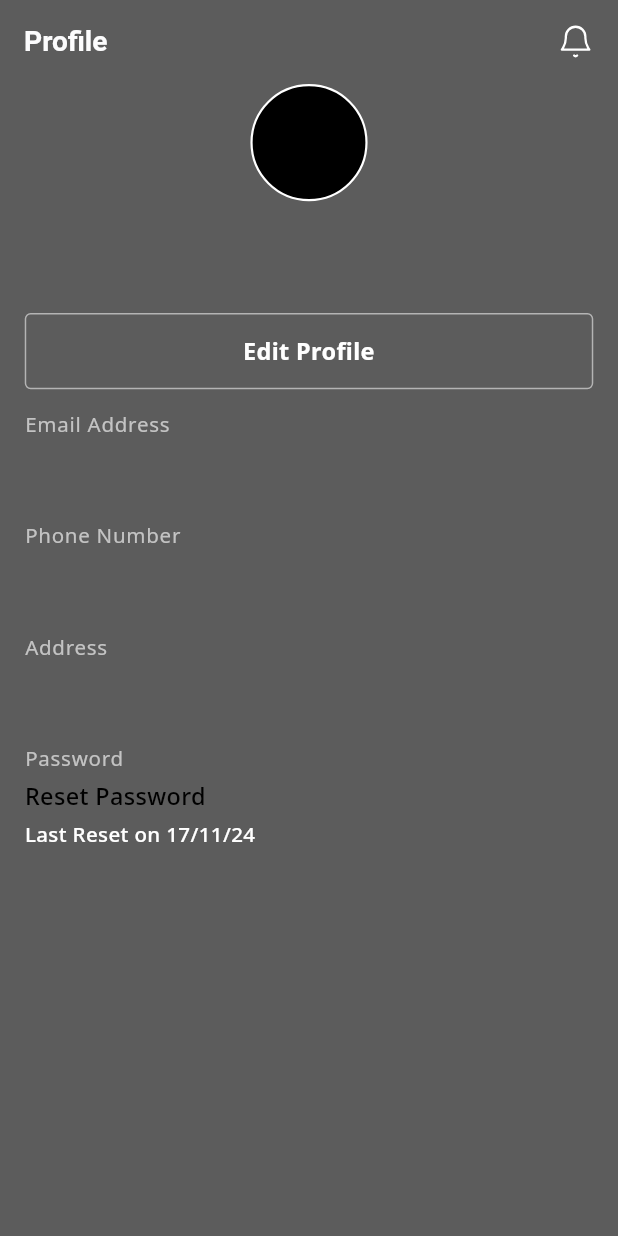
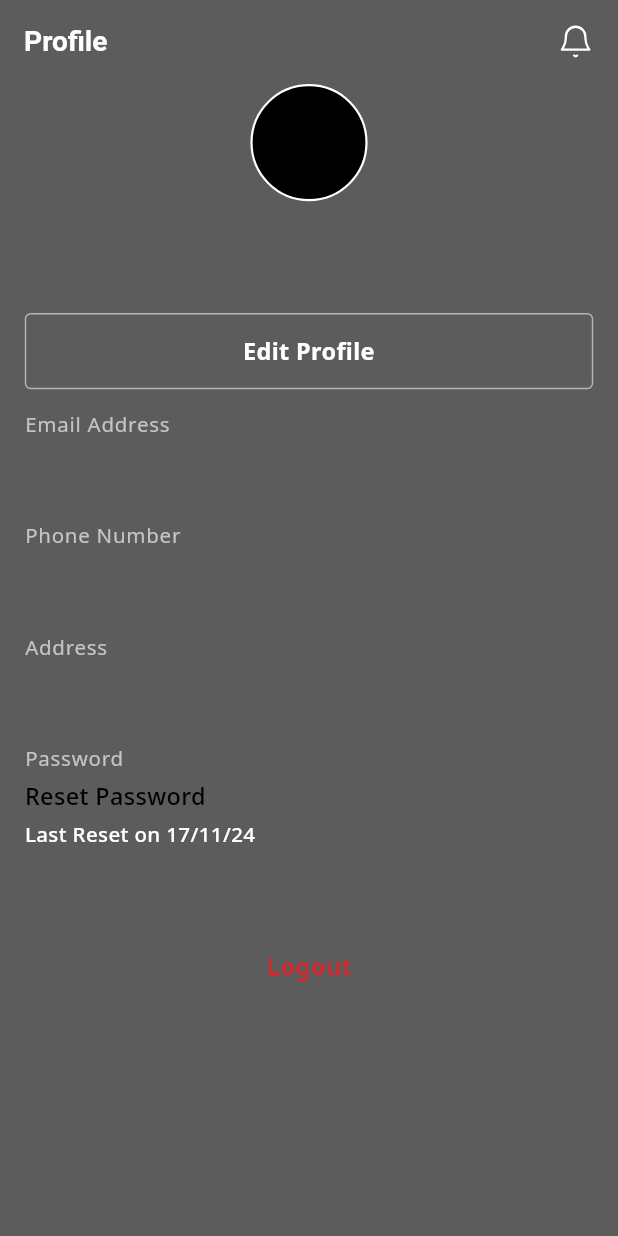
Before and after one commit to andymaking/gate_pass_new, a Flutter app: the ProfileHomeScreen screen opened directly, on a phone screen of 412 x 824 dp. Run offline on Flutter 3.47's test engine with Material 3 defaults, Android fonts, the phone set to English and light mode, and no system bars; drawn by our look-alikes of oktoast; our stand-ins replace cached_network_image, cloud_firestore, dartz, firebase_auth, firebase_core, flutter_dotenv and 11 more; missing offline and left inert: cupertino_modal_sheet, flutter_shimmer; accounts and stored records are empty; statements that could not run were skipped.

Commit message:
ReadMe_file

```diff
--- a/lib/screens/home/profile/profile.home.ui.dart
+++ b/lib/screens/home/profile/profile.home.ui.dart
@@ -87,6 +87,14 @@ class ProfileHomeScreen extends StatelessWidget {
                       otherText: "Last Reset on 17/11/24",
                       valueColor: black(isAppDark(context)),
                     ),
+                    40.sp.sbH,
+                    AppButton.transparent(
+                      text: "Logout",
+                      textColor: red11(false),
+                      onTap: (){
+                        model.popDialog(context: context, title: "Logout", onTap: authService.signOut);
+                      },
+                    )
 
                   ],
                 ),
--- a/lib/screens/splash/splash_screen.dart
+++ b/lib/screens/splash/splash_screen.dart
@@ -38,7 +38,7 @@ class _SplashScreenState extends State<SplashScreen> {
           mainAxisAlignment: MainAxisAlignment.center,
           children: [
             Text(
-              'Location Sharing App',
+              'Gate Pass App',
               style: TextStyle(
                 fontSize: 24,
                 fontWeight: FontWeight.bold,
--- a/pubspec.yaml
+++ b/pubspec.yaml
@@ -99,6 +99,7 @@ flutter:
     #    - assets/images/
     #    - assets/fonts/
     - assets/svg/
+    - assets/png/
   #    - .env
 
   fonts:
```
Also changed, not shown: assets/png/a.png (added), assets/png/b.png (added), assets/png/c.png (added), assets/png/d.png (added), assets/png/e.png (added), assets/png/f.png (added), assets/png/g.png (added), assets/png/h.png (added), assets/png/i.png (added), 1 other file.
